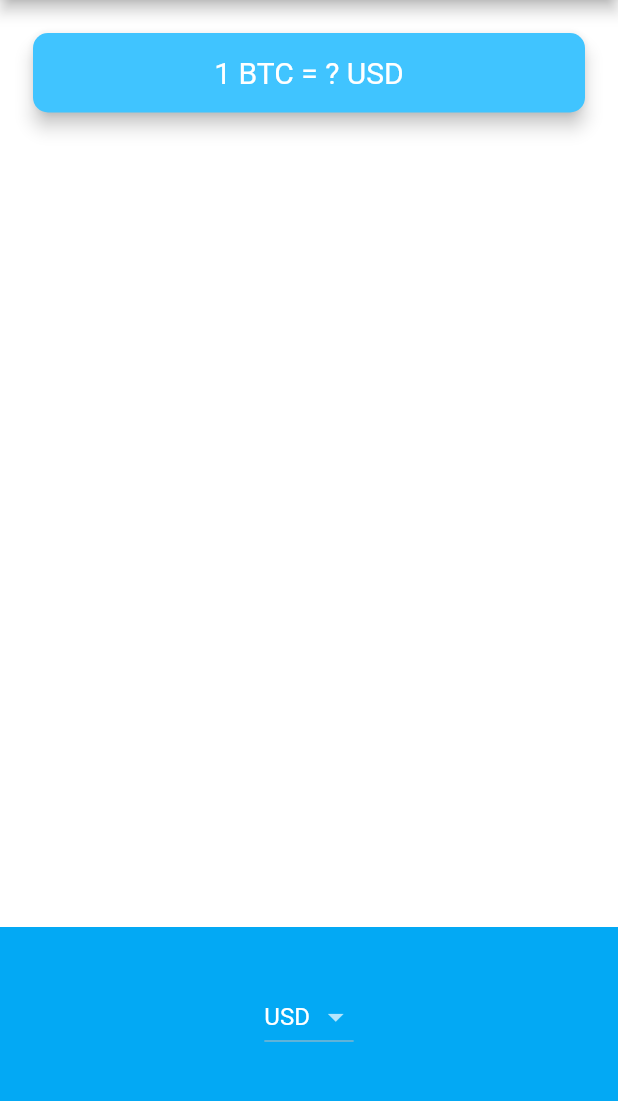
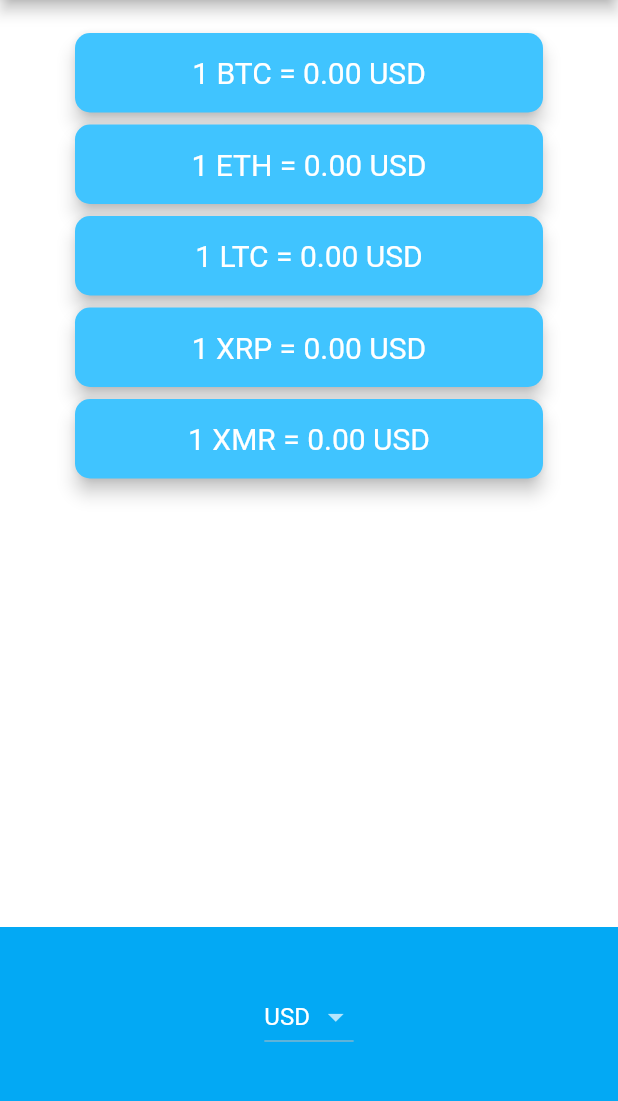
Before and after one commit to azharimm/crypto-ticker, a Flutter app: the screen it shows after launch, on a phone screen of 412 x 824 dp, the part 84-1185 px from its top. Run offline on Flutter 3.47's test engine with Material 2 defaults, Android fonts, the phone set to English and light mode, and no system bars; network calls fail.

Commit message:
^ price screen

```diff
--- a/lib/price_screen.dart
+++ b/lib/price_screen.dart
@@ -1,7 +1,9 @@
 import 'package:flutter/material.dart';
 import 'package:flutter/cupertino.dart';
 import 'dart:io' show Platform;
+import 'package:intl/intl.dart';
 import 'coin_data.dart';
+import 'api.dart';
 
 class PriceScreen extends StatefulWidget {
   @override
@@ -9,7 +11,20 @@ class PriceScreen extends StatefulWidget {
 }
 
 class _PriceScreenState extends State<PriceScreen> {
+  final currency = new NumberFormat("#,##0.00", "en_US");
   String selectedCurrency = 'USD';
+  String url =
+      'https://api.coingecko.com/api/v3/simple/price?ids=bitcoin,ethereum,litecoin,monero,ripple&vs_currencies';
+  dynamic bitcoin = 0;
+  dynamic litecoin = 0;
+  dynamic ethereum = 0;
+  dynamic ripple = 0;
+  dynamic monero = 0;
+
+  void initState() {
+    super.initState();
+    changeTickerData();
+  }
 
   DropdownButton<String> androidDropdown() {
     List<DropdownMenuItem<String>> dropdownItems = [];
@@ -27,6 +42,7 @@ class _PriceScreenState extends State<PriceScreen> {
         onChanged: (value) {
           setState(() {
             selectedCurrency = value;
+            changeTickerData();
           });
         });
   }
@@ -40,10 +56,26 @@ class _PriceScreenState extends State<PriceScreen> {
       backgroundColor: Colors.lightBlue,
       itemExtent: 32.0,
       onSelectedItemChanged: (selectedIndex) {
-        print(selectedIndex);
+        setState(() {
+          selectedCurrency = currenciesList[selectedIndex];
+          changeTickerData();
+        });
       },
       children: listItems,
     );
+  }
+
+  void changeTickerData() async {
+    Api api = new Api('$url=$selectedCurrency');
+    var tickerData = await api.getData();
+    setState(() {
+      bitcoin = tickerData['bitcoin'][selectedCurrency.toLowerCase()];
+      litecoin = tickerData['litecoin'][selectedCurrency.toLowerCase()];
+      ethereum = tickerData['ethereum'][selectedCurrency.toLowerCase()];
+      ripple = tickerData['ripple'][selectedCurrency.toLowerCase()];
+      monero = tickerData['monero'][selectedCurrency.toLowerCase()];
+    });
+    print(bitcoin);
   }
 
   @override
@@ -58,23 +90,39 @@ class _PriceScreenState extends State<PriceScreen> {
         children: <Widget>[
           Padding(
             padding: EdgeInsets.fromLTRB(18.0, 18.0, 18.0, 0),
-            child: Card(
-              color: Colors.lightBlueAccent,
-              elevation: 5.0,
-              shape: RoundedRectangleBorder(
-                borderRadius: BorderRadius.circular(10.0),
-              ),
-              child: Padding(
-                padding: EdgeInsets.symmetric(vertical: 15.0, horizontal: 28.0),
-                child: Text(
-                  '1 BTC = ? USD',
-                  textAlign: TextAlign.center,
-                  style: TextStyle(
-                    fontSize: 20.0,
-                    color: Colors.white,
-                  ),
+            child: Column(
+              children: [
+                CurrencyCard(
+                  currency: currency,
+                  coin: bitcoin,
+                  selectedCurrency: selectedCurrency,
+                  coinName: 'BTC',
                 ),
-              ),
+                CurrencyCard(
+                  currency: currency,
+                  coin: ethereum,
+                  selectedCurrency: selectedCurrency,
+                  coinName: 'ETH',
+                ),
+                CurrencyCard(
+                  currency: currency,
+                  coin: litecoin,
+                  selectedCurrency: selectedCurrency,
+                  coinName: 'LTC',
+                ),
+                CurrencyCard(
+                  currency: currency,
+                  coin: ripple,
+                  selectedCurrency: selectedCurrency,
+                  coinName: 'XRP',
+                ),
+                CurrencyCard(
+                  currency: currency,
+                  coin: monero,
+                  selectedCurrency: selectedCurrency,
+                  coinName: 'XMR',
+                ),
+              ],
             ),
           ),
           Container(
@@ -89,3 +137,43 @@ class _PriceScreenState extends State<PriceScreen> {
     );
   }
 }
+
+class CurrencyCard extends StatelessWidget {
+  const CurrencyCard({
+    Key key,
+    @required this.currency,
+    @required this.coin,
+    @required this.coinName,
+    @required this.selectedCurrency,
+  }) : super(key: key);
+
+  final NumberFormat currency;
+  final dynamic coin;
+  final String selectedCurrency;
+  final String coinName;
+
+  @override
+  Widget build(BuildContext context) {
+    return SizedBox(
+      width: 320.0,
+      child: Card(
+        color: Colors.lightBlueAccent,
+        elevation: 5.0,
+        shape: RoundedRectangleBorder(
+          borderRadius: BorderRadius.circular(10.0),
+        ),
+        child: Padding(
+          padding: EdgeInsets.symmetric(vertical: 15.0, horizontal: 28.0),
+          child: Text(
+            '1 $coinName = ' + currency.format(coin) + ' $selectedCurrency',
+            textAlign: TextAlign.center,
+            style: TextStyle(
+              fontSize: 20.0,
+              color: Colors.white,
+            ),
+          ),
+        ),
+      ),
+    );
+  }
+}
```
